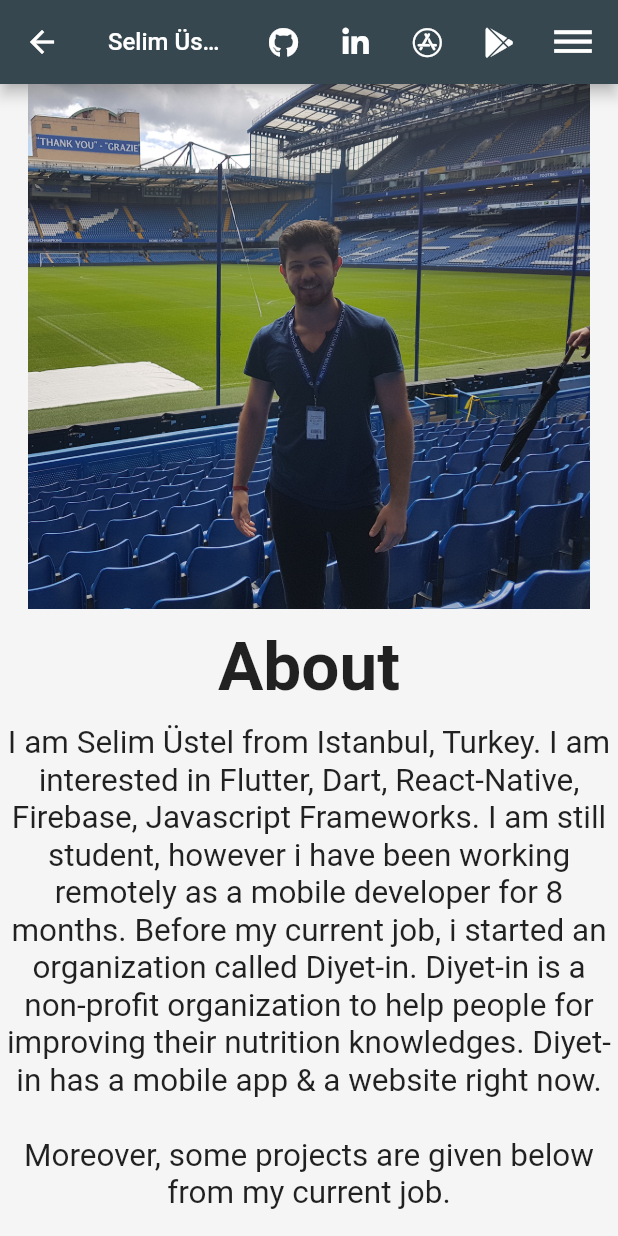
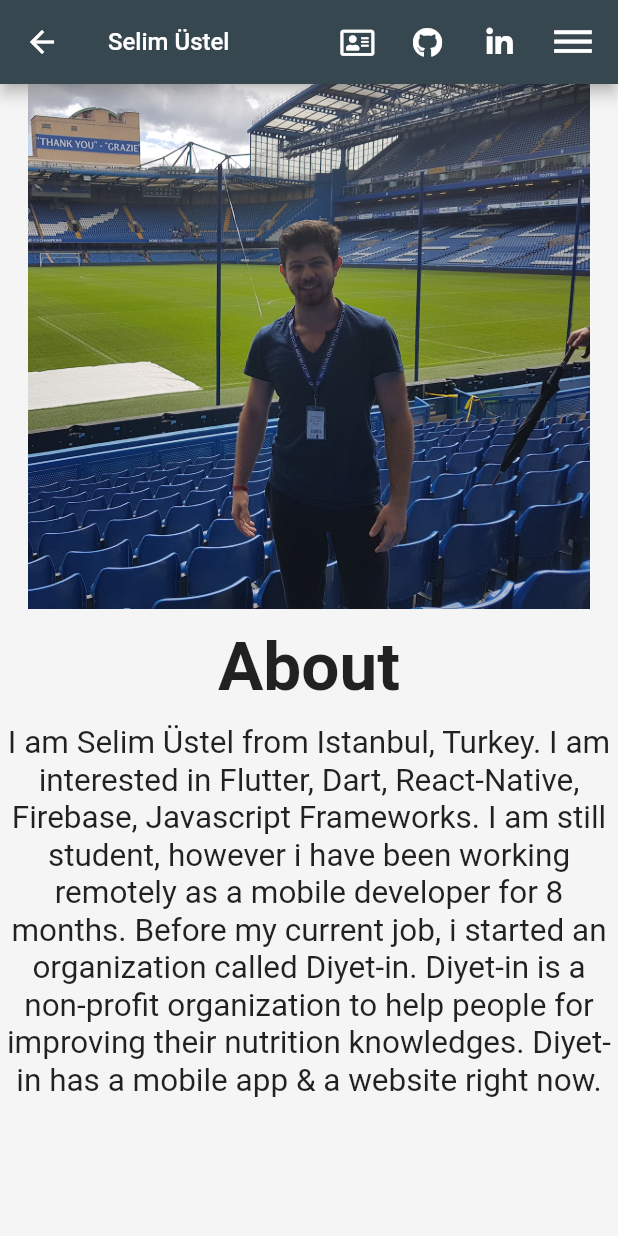
Before and after one commit to stelselim/stelselim.github.io, a Flutter app: the About screen opened by its route, on a phone screen of 412 x 824 dp. Run offline on Flutter 3.47's test engine with Material 2 defaults, Android fonts, the phone set to English and light mode, and no system bars; our stand-ins replace carousel_slider, font_awesome_flutter, open_file; network calls fail.

Commit message:
Home Screen Mobile Set

```diff
--- a/lib/components/appBar.dart
+++ b/lib/components/appBar.dart
@@ -20,6 +20,13 @@ Widget appBarWidget({BuildContext context}) {
       actions: <Widget>[
         IconButton(
           icon: Icon(
+            FontAwesomeIcons.addressCard,
+            size: 20,
+          ),
+          onPressed: () => launchCV(),
+        ),
+        IconButton(
+          icon: Icon(
             FontAwesomeIcons.github,
             size: 20,
           ),
@@ -32,20 +39,20 @@ Widget appBarWidget({BuildContext context}) {
           ),
           onPressed: () => launchLinkedin(),
         ),
-        IconButton(
-          icon: Icon(
-            FontAwesomeIcons.appStore,
-            size: 20,
-          ),
-          onPressed: () => launchAppleStore(),
-        ),
-        IconButton(
-          icon: Icon(
-            FontAwesomeIcons.googlePlay,
-            size: 20,
-          ),
-          onPressed: () => launchGooglePlay(),
-        ),
+        // IconButton(
+        //   icon: Icon(
+        //     FontAwesomeIcons.appStore,
+        //     size: 20,
+        //   ),
+        //   onPressed: () => launchAppleStore(),
+        // ),
+        // IconButton(
+        //   icon: Icon(
+        //     FontAwesomeIcons.googlePlay,
+        //     size: 20,
+        //   ),
+        //   onPressed: () => launchGooglePlay(),
+        // ),
         Container(
           margin: EdgeInsets.symmetric(horizontal: 10),
           child: PopupMenuButton(
@@ -128,6 +135,16 @@ Widget appBarWidget({BuildContext context}) {
         ),
         IconButton(
           icon: Icon(
+            FontAwesomeIcons.addressCard,
+            size: 25,
+          ),
+          onPressed: () => launchCV(),
+        ),
+        SizedBox(
+          width: 5,
+        ),
+        IconButton(
+          icon: Icon(
             FontAwesomeIcons.linkedinIn,
             size: 25,
           ),
--- a/lib/constants/carouselOptions.dart
+++ b/lib/constants/carouselOptions.dart
@@ -20,7 +20,7 @@ final optionsSmall = CarouselOptions(
   scrollDirection: Axis.horizontal,
   autoPlayAnimationDuration: Duration(seconds: 2),
   initialPage: 0,
-  aspectRatio: 10 / 9,
+  aspectRatio: 12 / 9,
   enableInfiniteScroll: true,
   autoPlay: true,
   autoPlayInterval: Duration(seconds: 4),
--- a/lib/constants/texts.dart
+++ b/lib/constants/texts.dart
@@ -1,14 +1,5 @@
 const aboutMeText =
     """I am Selim Üstel from Istanbul, Turkey. I am interested in Flutter, Dart, React-Native, Firebase, Javascript Frameworks. I am still student, however i have been working remotely as a mobile developer for 8 months. Before my current job, i started an organization called Diyet-in. Diyet-in is a non-profit organization to help people for improving their nutrition knowledges. Diyet-in has a mobile app & a website right now.
-
-Moreover, some projects are given below from my current job.
-
-- PandaTube:
-PandaTube is the platform that can be watched Youtube videos which selected and filtered by parents for their children. Parents can create playlists or select from Youtube. Plus, they are able to limit usage of their children watch time and set a mathematical operation in order to prevent unsupervised usage of the app. It is already released on AppStore & Google Play Store.
-
-- Raf & Raf Business:
-Raf and Raf Business are worked together. Raf Business is the mobile app that groceries, markets, restaurants sell their products in a cheaper way in order to preserve wasting products and throwing away. Raf is the mobile app which gives an ability to buy products for anyone want to buy cheaper products in a limited time. Raf is also supported with location-based features which will makes easy to find nearest items.
-
 """;
 
 const homeShortDescription =
--- a/lib/constants/urls.dart
+++ b/lib/constants/urls.dart
@@ -9,3 +9,5 @@ const twitter = "https://twitter.com/Stelselim";
 const diyetAndroid =
     "https://play.google.com/store/apps/details?id=com.diyetin.beslenme";
 const diyetIOS = "https://apps.apple.com/us/app/diyet-in/id1498230192";
+
+const cvURL = "https://rb.gy/w9w0ga";
```
Also changed, not shown: lib/constants/carouselItems.dart (+20 -18 lines), lib/pages/Home.dart (+19 -8 lines), lib/utilities/urlLaunchers.dart (+9 -0 lines), assets/myself/desktopSmall.png, assets/myself/githubSmall.png.
